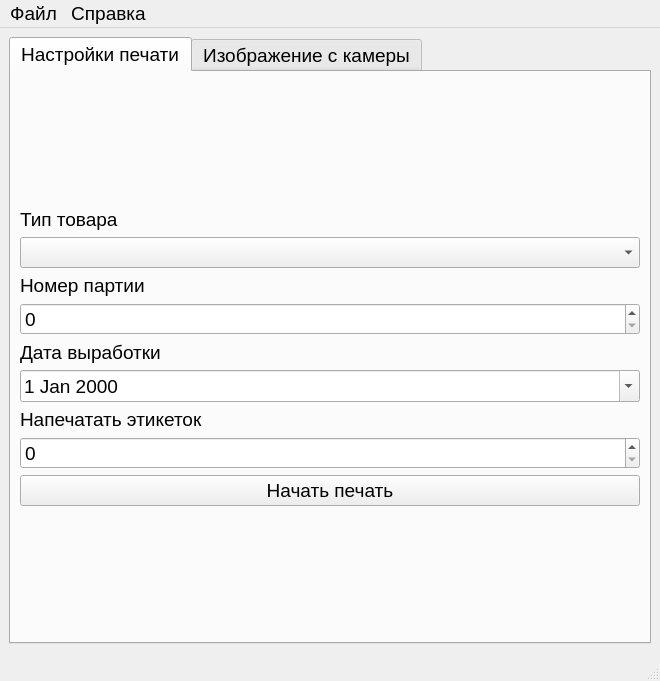
This is mainwindow.ui in KoteAnimen/Work-WithCameraPrinter as Qt 5 draws it before an edit. The edited form follows.
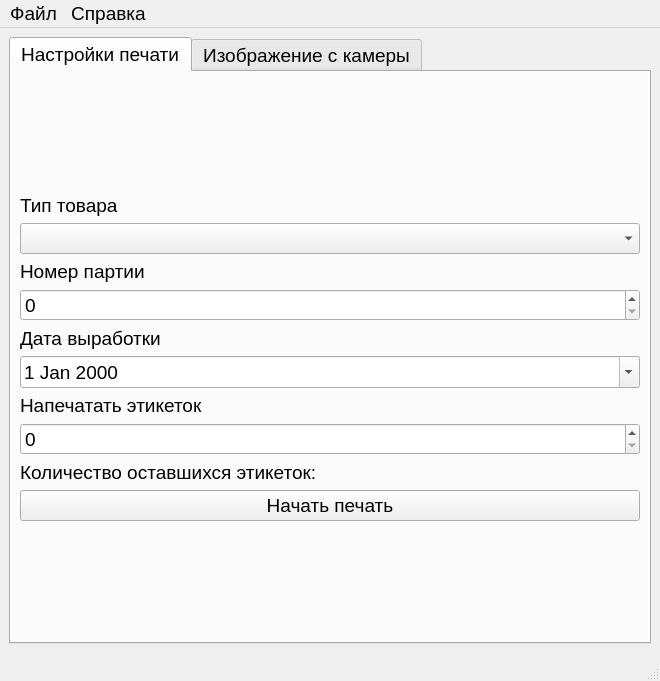
This is the edited form.

Commit message: Добавлена функция подсчета свободных этикеток

```diff
--- a/mainwindow.ui
+++ b/mainwindow.ui
@@ -103,6 +103,13 @@
           </property>
          </widget>
         </item>
+        <item>
+         <widget class="QLabel" name="freeStickers">
+          <property name="text">
+           <string>Количество оставшихся этикеток:</string>
+          </property>
+         </widget>
+        </item>
         <item>
          <widget class="QPushButton" name="Print">
           <property name="text">
```
The commit also changes 2 other files.
